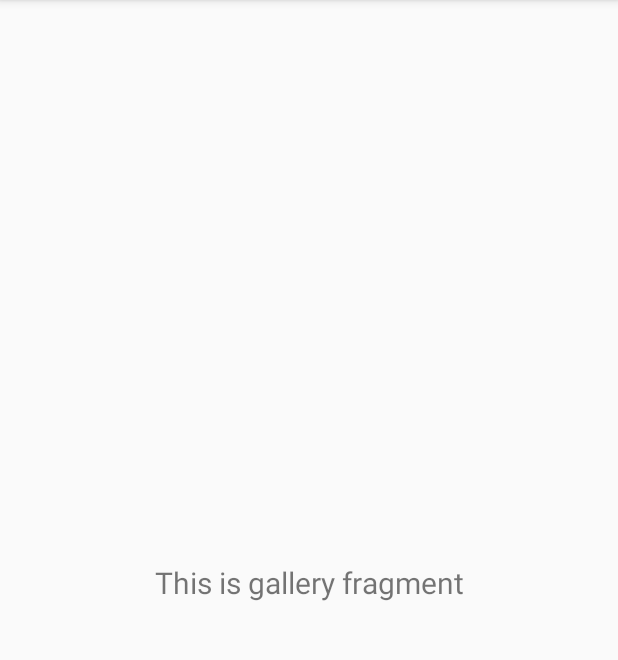
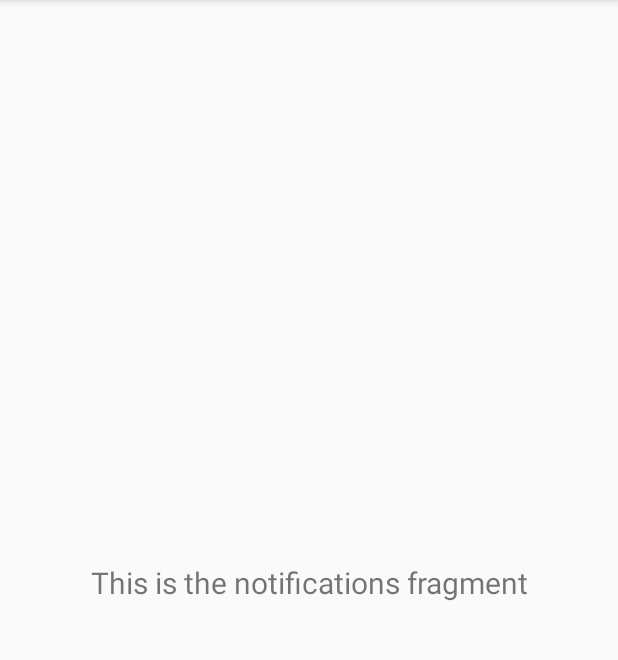
Before and after one commit to WSU-4110/WarriorSocial, an Android app: the fragment NotificationsFragment shown on its own in the app's theme, on a phone screen of 412 x 824 dp, the part 84-744 px from its top. Run offline under Robolectric (Android 15) with nearby library versions, the phone set to English and light mode, and no system bars.

Commit message:
Renamed unused Gallery Fragment to Notifications Fragment and added icon on bottom of screen. This fragment can now be built upon for Notifications/Activity History
Deleted more outdated files: slideshowFragment and fragment_slideshow. (unused fragment)
Deleted: activity_main_drawer.xml, activity_nav_drawer.xml, nav_drawer.xml (all files were for the old design with the icons on the side)

```diff
--- a/app/src/main/java/com/example/warriorsocial/ui/gallery/GalleryFragment.java
+++ b/app/src/main/java/com/example/warriorsocial/ui/notifications/NotificationsFragment.java
@@ -1,4 +1,4 @@
-package com.example.warriorsocial.ui.gallery;
+package com.example.warriorsocial.ui.notifications;
 
 import android.os.Bundle;
 import android.view.LayoutInflater;
@@ -14,17 +14,17 @@ import androidx.lifecycle.ViewModelProviders;
 
 import com.example.warriorsocial.R;
 
-public class GalleryFragment extends Fragment {
+public class NotificationsFragment extends Fragment {
 
-    private GalleryViewModel galleryViewModel;
+    private NotificationsViewModel notificationsViewModel;
 
     public View onCreateView(@NonNull LayoutInflater inflater,
                              ViewGroup container, Bundle savedInstanceState) {
-        galleryViewModel =
-                ViewModelProviders.of(this).get(GalleryViewModel.class);
-        View root = inflater.inflate(R.layout.fragment_gallery, container, false);
-        final TextView textView = root.findViewById(R.id.text_gallery);
-        galleryViewModel.getText().observe(getViewLifecycleOwner(), new Observer<String>() {
+        notificationsViewModel =
+                ViewModelProviders.of(this).get(NotificationsViewModel.class);
+        View root = inflater.inflate(R.layout.fragment_notifications, container, false);
+        final TextView textView = root.findViewById(R.id.text_notifications);
+        notificationsViewModel.getText().observe(getViewLifecycleOwner(), new Observer<String>() {
             @Override
             public void onChanged(@Nullable String s) {
                 textView.setText(s);
--- a/app/src/main/java/com/example/warriorsocial/ui/gallery/GalleryViewModel.java
+++ b/app/src/main/java/com/example/warriorsocial/ui/notifications/NotificationsViewModel.java
@@ -1,16 +1,16 @@
-package com.example.warriorsocial.ui.gallery;
+package com.example.warriorsocial.ui.notifications;
 
 import androidx.lifecycle.LiveData;
 import androidx.lifecycle.MutableLiveData;
 import androidx.lifecycle.ViewModel;
 
-public class GalleryViewModel extends ViewModel {
+public class NotificationsViewModel extends ViewModel {
 
     private MutableLiveData<String> mText;
 
-    public GalleryViewModel() {
+    public NotificationsViewModel() {
         mText = new MutableLiveData<>();
-        mText.setValue("This is gallery fragment");
+        mText.setValue("This is the notifications fragment");
     }
 
     public LiveData<String> getText() {
--- a/app/src/main/res/layout/fragment_gallery.xml
+++ /dev/null
@@ -1,22 +0,0 @@
-<?xml version="1.0" encoding="utf-8"?>
-<androidx.constraintlayout.widget.ConstraintLayout xmlns:android="http://schemas.android.com/apk/res/android"
-    xmlns:app="http://schemas.android.com/apk/res-auto"
-    xmlns:tools="http://schemas.android.com/tools"
-    android:layout_width="match_parent"
-    android:layout_height="match_parent"
-    tools:context=".ui.gallery.GalleryFragment">
-
-    <TextView
-        android:id="@+id/text_gallery"
-        android:layout_width="match_parent"
-        android:layout_height="wrap_content"
-        android:layout_marginStart="8dp"
-        android:layout_marginTop="8dp"
-        android:layout_marginEnd="8dp"
-        android:textAlignment="center"
-        android:textSize="20sp"
-        app:layout_constraintBottom_toBottomOf="parent"
-        app:layout_constraintEnd_toEndOf="parent"
-        app:layout_constraintStart_toStartOf="parent"
-        app:layout_constraintTop_toTopOf="parent" />
-</androidx.constraintlayout.widget.ConstraintLayout>
--- a/app/src/main/res/layout/fragment_slideshow.xml
+++ b/app/src/main/res/layout/fragment_notifications.xml
@@ -4,10 +4,10 @@
     xmlns:tools="http://schemas.android.com/tools"
     android:layout_width="match_parent"
     android:layout_height="match_parent"
-    tools:context=".ui.slideshow.SlideshowFragment">
+    tools:context=".ui.notifications.NotificationsFragment">
 
     <TextView
-        android:id="@+id/text_slideshow"
+        android:id="@+id/text_notifications"
         android:layout_width="match_parent"
         android:layout_height="wrap_content"
         android:layout_marginStart="8dp"
--- a/app/src/main/res/menu/bottom_nav_menu.xml
+++ b/app/src/main/res/menu/bottom_nav_menu.xml
@@ -17,6 +17,11 @@
         android:title="Discover" />
 
     <item
+        android:id="@+id/navigation_notifications"
+        android:icon="@drawable/ic_notifications_black_24dp"
+        android:title="Notifications" />
+
+    <item
         android:id="@+id/navigation_settings"
         android:icon="@drawable/ic_baseline_settings_24"
         android:title="Settings" />
--- a/app/src/main/res/navigation/mobile_navigation.xml
+++ b/app/src/main/res/navigation/mobile_navigation.xml
@@ -22,6 +22,11 @@
         android:name="com.example.warriorsocial.ui.discover.DiscoverFragment"
         android:label="Discover"
         tools:layout="@layout/act_main" />
+    <fragment
+        android:id="@+id/navigation_notifications"
+        android:name="com.example.warriorsocial.ui.notifications.NotificationsFragment"
+        android:label="Settings"
+        tools:layout="@layout/fragment_settings" />
 
     <fragment
         android:id="@+id/navigation_settings"
```
Also changed, not shown: app/src/main/java/com/example/warriorsocial/ui/slideshow/SlideshowFragment.java (deleted, +0 -35 lines), app/src/main/java/com/example/warriorsocial/ui/slideshow/SlideshowViewModel.java (deleted, +0 -19 lines), app/src/main/res/layout/activity_nav_drawer.xml (deleted, +0 -24 lines), app/src/main/res/menu/activity_main_drawer.xml (deleted, +0 -22 lines), app/src/main/res/menu/nav_drawer.xml (deleted, +0 -17 lines).
